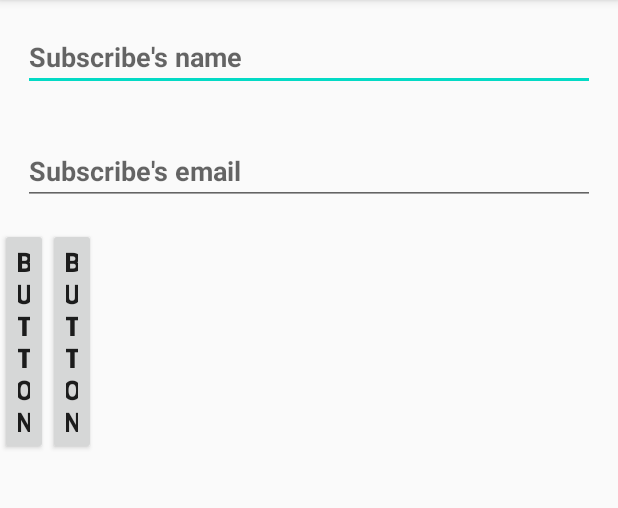
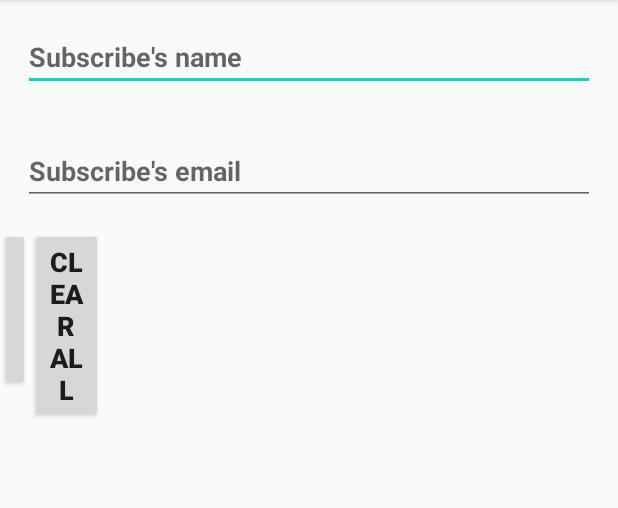
Before and after one commit to JumrainiJamaluddin/TugasMobileCrudTodoList, an Android app: the screen it shows after launch (MainActivity), on a phone screen of 412 x 824 dp, the part 84-592 px from its top. Run offline under Robolectric (Android 15) with nearby library versions, the phone set to English and light mode, and no system bars; our stand-ins replace Room's generated code, data binding.

Commit message:
View Model Factory class : 49:18

```diff
--- a/app/src/main/java/unhas/ac/id/crudtodolist/MainActivity.kt
+++ b/app/src/main/java/unhas/ac/id/crudtodolist/MainActivity.kt
@@ -2,11 +2,33 @@ package unhas.ac.id.crudtodolist
 
 import androidx.appcompat.app.AppCompatActivity
 import android.os.Bundle
+import android.util.Log
+import androidx.databinding.DataBindingUtil
+import androidx.lifecycle.Observer
+import androidx.lifecycle.ViewModelProvider
+import unhas.ac.id.crudtodolist.databinding.ActivityMainBinding
+import unhas.ac.id.crudtodolist.db.SubscriberDatabase
+import unhas.ac.id.crudtodolist.db.SubscriberRepository
 
 class MainActivity : AppCompatActivity() {
 
+    private lateinit var binding: ActivityMainBinding
+    private lateinit var subscriberViewModel: SubscriberViewModel
     override fun onCreate(savedInstanceState: Bundle?) {
         super.onCreate(savedInstanceState)
-        setContentView(R.layout.activity_main)
+        binding = DataBindingUtil.setContentView(this,R.layout.activity_main)
+        val dao = SubscriberDatabase.getInstance(application).subscriberDAO
+        val repository = SubscriberRepository(dao)
+        val factory = SubscriberViewModelFactory(repository)
+        subscriberViewModel = ViewModelProvider(this,factory).get(SubscriberViewModel::class.java)
+        binding.myViewModel = subscriberViewModel
+        binding.lifecycleOwner = this
+        displaySubscribersList()
+
+    }
+    private fun displaySubscribersList(){
+        subscriberViewModel.subscribers.observe(this, Observer {
+            Log.i("MYTAG", it.toString())
+        })
     }
 }
--- /dev/null
+++ b/app/src/main/java/unhas/ac/id/crudtodolist/SubscriberViewModel.kt
@@ -0,0 +1,65 @@
+package unhas.ac.id.crudtodolist
+
+import androidx.databinding.Bindable
+import androidx.databinding.Observable
+import androidx.lifecycle.MutableLiveData
+import androidx.lifecycle.ViewModel
+import androidx.lifecycle.viewModelScope
+import kotlinx.coroutines.Job
+import kotlinx.coroutines.launch
+import unhas.ac.id.crudtodolist.db.Subscriber
+import unhas.ac.id.crudtodolist.db.SubscriberRepository
+
+class SubscriberViewModel(private val repository: SubscriberRepository) : ViewModel(), Observable{
+
+    val subscribers = repository.subscribers
+
+    @Bindable
+    val inputName = MutableLiveData<String>()
+    @Bindable
+    val inputEmail = MutableLiveData<String>()
+    @Bindable
+    val saveOrUpdateButtonText = MutableLiveData<String>()
+    @Bindable
+    val clearAllOrDeleteButtonText = MutableLiveData<String>()
+
+    init {
+        saveOrUpdateButtonText.value = "Save"
+        clearAllOrDeleteButtonText.value = "Clear All"
+    }
+
+    fun saveOrUpdate(){
+        val name: String = inputName.value!!
+        val email:String = inputEmail.value!!
+        insert(Subscriber(0,name,email))
+        inputName.value = null
+        inputEmail.value = null
+    }
+    fun clearAllOrDelete(){
+        clearAll()
+    }
+
+    fun insert(subscriber: Subscriber) : Job = viewModelScope.launch {
+            repository.insert(subscriber)
+        }
+
+    fun update(subscriber: Subscriber): Job = viewModelScope.launch {
+        repository.update(subscriber)
+    }
+
+    fun delete(subscriber: Subscriber): Job = viewModelScope.launch {
+        repository.delete(subscriber)
+    }
+
+    fun clearAll(): Job = viewModelScope.launch {
+        repository.deleteAll()
+    }
+
+    override fun removeOnPropertyChangedCallback(callback: Observable.OnPropertyChangedCallback?) {
+
+    }
+
+    override fun addOnPropertyChangedCallback(callback: Observable.OnPropertyChangedCallback?) {
+
+    }
+}
--- /dev/null
+++ b/app/src/main/java/unhas/ac/id/crudtodolist/SubscriberViewModelFactory.kt
@@ -0,0 +1,16 @@
+package unhas.ac.id.crudtodolist
+
+import androidx.lifecycle.ViewModel
+import androidx.lifecycle.ViewModelProvider
+import unhas.ac.id.crudtodolist.db.SubscriberRepository
+import java.lang.IllegalArgumentException
+
+class SubscriberViewModelFactory(private val repository: SubscriberRepository):ViewModelProvider.Factory {
+    override fun <T : ViewModel?> create(modelClass: Class<T>): T {
+        if (modelClass.isAssignableFrom(SubscriberViewModel::class.java)){
+             return SubscriberViewModel(repository) as T
+        }
+
+            throw IllegalArgumentException("Unknow view Model class")
+    }
+}
--- a/app/src/main/java/unhas/ac/id/crudtodolist/db/SubscriberRepository.kt
+++ b/app/src/main/java/unhas/ac/id/crudtodolist/db/SubscriberRepository.kt
@@ -2,7 +2,7 @@ package unhas.ac.id.crudtodolist.db
 
 class SubscriberRepository(private val dao : SubscriberDAO) {
 
-    val subscriber = dao.getAllSubscribers()
+    val subscribers = dao.getAllSubscribers()
 
     suspend fun insert(subscriber: Subscriber){
         dao.insertSubscriber(subscriber)
--- a/app/src/main/res/layout/activity_main.xml
+++ b/app/src/main/res/layout/activity_main.xml
@@ -1,8 +1,13 @@
 <?xml version="1.0" encoding="utf-8"?>
+<layout xmlns:android="http://schemas.android.com/apk/res/android"
+    xmlns:app="http://schemas.android.com/apk/res-auto"
+    xmlns:tools="http://schemas.android.com/tools">
+    <data>
+        <variable
+            name="myViewModel"
+            type="unhas.ac.id.crudtodolist.SubscriberViewModel" />
+    </data>
 <LinearLayout
-    xmlns:android="http://schemas.android.com/apk/res/android"
-    xmlns:app="http://schemas.android.com/apk/res-auto"
-    xmlns:tools="http://schemas.android.com/tools"
     android:layout_width="match_parent"
     android:layout_height="match_parent"
     android:orientation="vertical"
@@ -15,6 +20,7 @@
         android:layout_margin="15dp"
         android:layout_marginBottom="5dp"
         android:ems="10"
+        android:text="@={myViewModel.inputName}"
         android:hint="Subscribe's name"
         android:inputType="textPersonName"
         android:textStyle="bold" />
@@ -24,6 +30,7 @@
         android:layout_height="wrap_content"
         android:layout_margin="15dp"
         android:layout_marginTop="5dp"
+        android:text="@={myViewModel.inputEmail}"
         android:ems="10"
         android:hint="Subscribe's email"
         android:inputType="textPersonName"
@@ -39,7 +46,8 @@
             android:layout_width="wrap_content"
             android:layout_height="wrap_content"
             android:layout_weight="1"
-            android:text="Button"
+            android:text="@={myViewModel.saveOrUpdateButtonText}"
+            android:onClick="@{()->myViewModel.saveOrUpdate()}"
             android:textSize="18sp"
             android:textStyle="bold"/>
 
@@ -48,7 +56,8 @@
             android:layout_width="wrap_content"
             android:layout_height="wrap_content"
             android:layout_weight="1"
-            android:text="Button"
+            android:text="@={myViewModel.clearAllOrDeleteButtonText}"
+            android:onClick="@{()->myViewModel.clearAllOrDelete()}"
             android:textSize="18sp"
             android:textStyle="bold" />
 
@@ -65,3 +74,4 @@
         android:layout_margin="5dp"
         />
 </LinearLayout>
+</layout>
```
